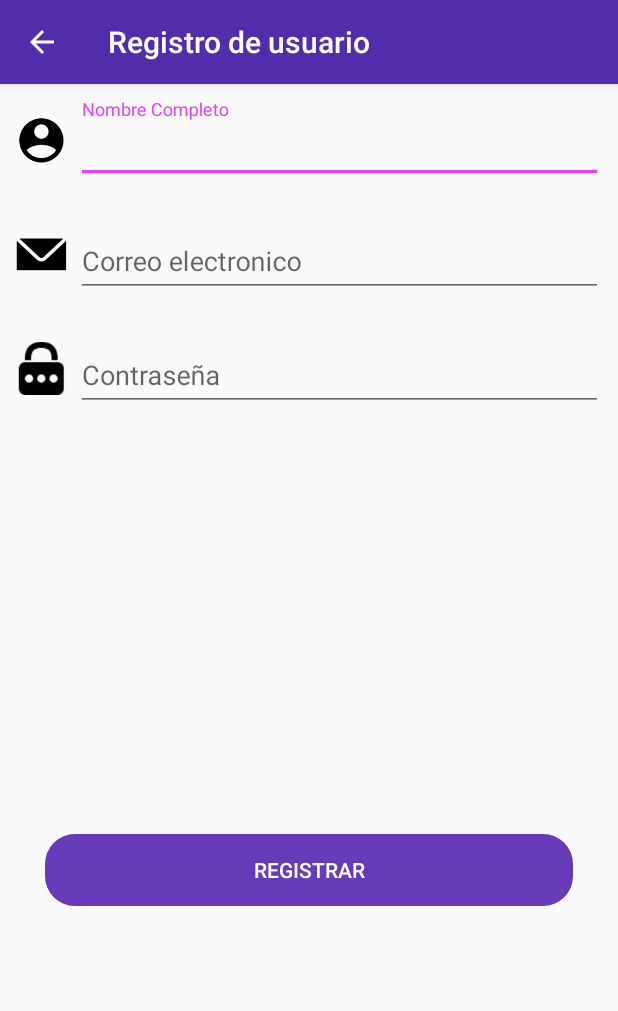
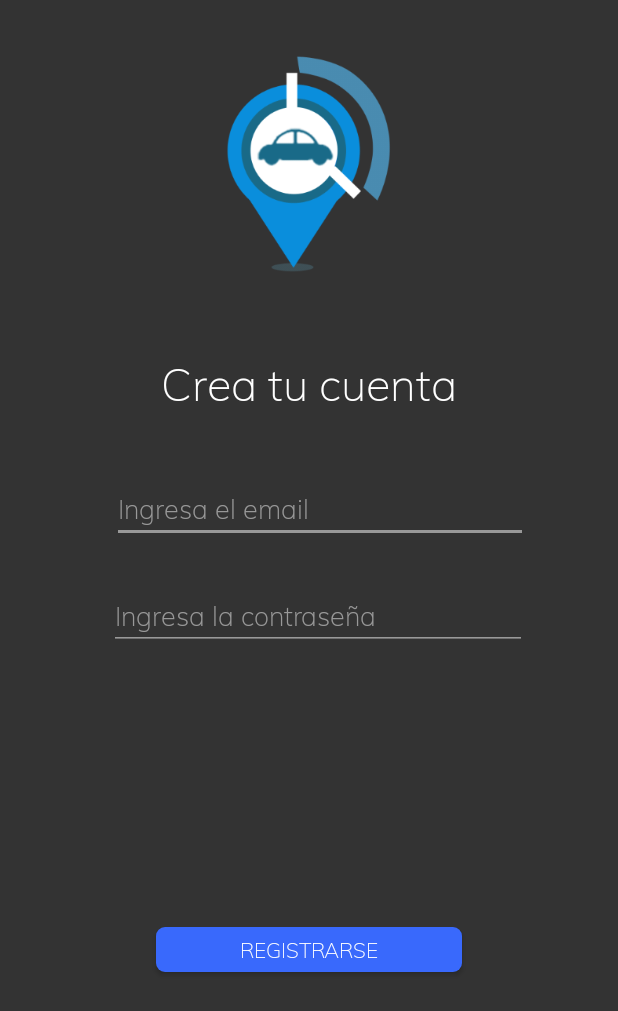
Before and after one commit to orjuela45/TransportAPP, an Android app: the SelectOptionAuthActivity screen opened directly, with no data from a screen before it, after a tap on "REGISTRARME AHORA", on a phone screen of 412 x 824 dp. Shown: the top 1011 px of the screen. Run offline under Robolectric (Android 15) with nearby library versions, the phone set to English and light mode, and no system bars; our stand-ins replace Firebase (no records; nobody signed in at launch, a user with empty details on screens opened directly); libraries missing offline, so code that uses them is left out: dmax.dialog.

Commit message:
Registro de usuario con rol y validacion de correo

```diff
--- a/app/build.gradle
+++ b/app/build.gradle
@@ -28,6 +28,7 @@ dependencies {
     implementation 'androidx.appcompat:appcompat:1.2.0'
     implementation 'androidx.constraintlayout:constraintlayout:2.0.1'
     implementation 'com.google.android.material:material:1.2.0'
+    implementation 'com.google.firebase:firebase-firestore:17.1.2'
     testImplementation 'junit:junit:4.12'
     androidTestImplementation 'androidx.test.ext:junit:1.1.2'
     androidTestImplementation 'androidx.test.espresso:espresso-core:3.3.0'
--- a/app/src/main/java/com/example/transportapp/activities/LoginActivity.java
+++ b/app/src/main/java/com/example/transportapp/activities/LoginActivity.java
@@ -18,7 +18,7 @@ import com.google.firebase.auth.FirebaseAuth;
 import com.google.firebase.database.DatabaseReference;
 import com.google.firebase.database.FirebaseDatabase;
 import com.example.transportapp.R;
-import com.proyecto.transporte.includes.MyToolbar;
+import com.example.transportapp.includes.MyToolbar;
 
 import dmax.dialog.SpotsDialog;
 
@@ -90,7 +90,7 @@ public class LoginActivity extends AppCompatActivity {
         }
     }
     private void goToRegister() {
-        Intent intent = new Intent(LoginActivity.this, RegisterActivity.class);
+        Intent intent = new Intent(LoginActivity.this, RegisterUserActivity.class);
         startActivity(intent);
     }
 }
--- a/app/src/main/java/com/example/transportapp/activities/RegisterActivity.java
+++ /dev/null
@@ -1,127 +0,0 @@
-package com.example.transportapp.activities;
-
-import androidx.annotation.NonNull;
-import androidx.appcompat.app.AppCompatActivity;
-
-import android.app.AlertDialog;
-import android.os.Bundle;
-import android.util.Log;
-import android.view.View;
-import android.widget.Button;
-import android.widget.Toast;
-
-import com.example.transportapp.models.User;
-import com.google.android.gms.tasks.OnCompleteListener;
-import com.google.android.gms.tasks.Task;
-import com.google.android.material.textfield.TextInputEditText;
-import com.google.firebase.auth.AuthResult;
-import com.google.firebase.auth.FirebaseAuth;
-import com.example.transportapp.R;
-import com.example.transportapp.includes.MyToolbar;
-import com.example.transportapp.providers.AuthProvider;
-import com.example.transportapp.providers.UserProvider;
-
-import dmax.dialog.SpotsDialog;
-
-public class RegisterActivity extends AppCompatActivity {
-
-    AuthProvider mAuthProvider;
-    UserProvider mUserProvider;
-
-    // VIEWS
-    Button mButtonRegister;
-    TextInputEditText mTextInputEmail;
-    TextInputEditText mTextInputPassword;
-
-    AlertDialog mDialog;
-
-    @Override
-    protected void onCreate(Bundle savedInstanceState) {
-        super.onCreate(savedInstanceState);
-        setContentView(R.layout.activity_register);
-
-        MyToolbar.show(this, "Registro de usuario", true);
-
-        mAuthProvider = new AuthProvider();
-        mUserProvider = new UserProvider();
-
-        mDialog = new SpotsDialog.Builder().setContext(RegisterActivity.this).setMessage("Espere un momento").build();
-
-        mButtonRegister = findViewById(R.id.btnRegister);
-        mTextInputEmail = findViewById(R.id.textInputEmail);
-        mTextInputPassword = findViewById(R.id.textInputPassword);
-
-        mButtonRegister.setOnClickListener(new View.OnClickListener() {
-            @Override
-            public void onClick(View view) {
-                create2();
-            }
-        });
-
-    }
-
-    void clickRegister() {
-        final String email = mTextInputEmail.getText().toString();
-        final String password = mTextInputPassword.getText().toString();
-
-        if(!email.isEmpty() && !password.isEmpty()) {
-            if (password.length() >= 6) {
-                mDialog.show();
-                //register(email, password);
-            } else {
-                Toast.makeText(this, "La contraseña debe tener al menor 6 caracteres", Toast.LENGTH_SHORT).show();
-            }
-        } else {
-            Toast.makeText(this, "Ingrese todos los campos", Toast.LENGTH_SHORT).show();
-        }
-    }
-
-    void register(final String name, final String email, String password) {
-        mAuthProvider.register(email, password).addOnCompleteListener(new OnCompleteListener<AuthResult>() {
-            @Override
-            public void onComplete(@NonNull Task<AuthResult> task) {
-                mDialog.hide();
-                if (task.isSuccessful()) {
-                    String id = FirebaseAuth.getInstance().getCurrentUser().getUid();
-                    //Client client = new Client(id, name, email);
-                    //create(client);
-                } else {
-                    Toast.makeText(RegisterActivity.this, "No se pudo registrar el usuario", Toast.LENGTH_SHORT).show();
-                }
-            }
-        });
-    }
-
-    void create(User user) {
-        mUserProvider.create(user).addOnCompleteListener(new OnCompleteListener<Void>() {
-            @Override
-            public void onComplete(@NonNull Task<Void> task) {
-                if(task.isSuccessful()) {
-                    Toast.makeText(RegisterActivity.this, "El registro se realizo exitosamente", Toast.LENGTH_SHORT).show();
-                }
-                else {
-                    Toast.makeText(RegisterActivity.this, "No se pudo crear el cliente", Toast.LENGTH_SHORT).show();
-                }
-            }
-        });
-    }
-
-    void create2() {
-        User user = new User();
-        user.setEmail("miguel");
-        user.setPassword("miguel123456879");
-        user.setStatusID(1);
-        user.setCurrentRole(1);
-        mUserProvider.create(user).addOnCompleteListener(new OnCompleteListener<Void>() {
-            @Override
-            public void onComplete(@NonNull Task<Void> task) {
-                if(task.isSuccessful()) {
-                    Toast.makeText(RegisterActivity.this, "El registro se realizo exitosamente", Toast.LENGTH_SHORT).show();
-                }
-                else {
-                    Toast.makeText(RegisterActivity.this, "No se pudo crear el cliente", Toast.LENGTH_SHORT).show();
-                }
-            }
-        });
-    }
-}
--- a/app/src/main/java/com/example/transportapp/activities/SelectOptionAuthActivity.java
+++ b/app/src/main/java/com/example/transportapp/activities/SelectOptionAuthActivity.java
@@ -49,7 +49,7 @@ public class SelectOptionAuthActivity extends AppCompatActivity {
     }
 
     private void goToRegister() {
-        Intent intent = new Intent(SelectOptionAuthActivity.this, RegisterActivity.class);
+        Intent intent = new Intent(SelectOptionAuthActivity.this, RegisterUserActivity.class);
         startActivity(intent);
     }
 }
--- a/app/src/main/res/layout/activity_register.xml
+++ /dev/null
@@ -1,138 +0,0 @@
-<?xml version="1.0" encoding="utf-8"?>
-<androidx.coordinatorlayout.widget.CoordinatorLayout xmlns:android="http://schemas.android.com/apk/res/android"
-    xmlns:app="http://schemas.android.com/apk/res-auto"
-    xmlns:tools="http://schemas.android.com/tools"
-    android:layout_width="match_parent"
-    android:layout_height="match_parent"
-    android:fitsSystemWindows="true"
-    tools:context=".activities.RegisterActivity">
-
-    <include layout="@layout/action_bar_toolbar" />
-
-    <LinearLayout
-        android:layout_width="match_parent"
-        android:layout_height="match_parent"
-        android:orientation="vertical"
-        app:layout_behavior="com.google.android.material.appbar.AppBarLayout$ScrollingViewBehavior"
-        >
-
-        <LinearLayout
-            android:layout_width="match_parent"
-            android:layout_height="wrap_content"
-            android:orientation="horizontal"
-            android:layout_margin="10dp">
-
-            <ImageView
-                android:layout_width="35dp"
-                android:layout_height="35dp"
-                android:layout_marginTop="10dp"
-                android:src="@drawable/icon_user" />
-
-            <com.google.android.material.textfield.TextInputLayout
-                android:layout_width="match_parent"
-                android:layout_height="wrap_content"
-                android:layout_marginLeft="5dp">
-
-                <com.google.android.material.textfield.TextInputEditText
-                    android:id="@+id/textInputName"
-                    android:layout_width="match_parent"
-                    android:layout_height="wrap_content"
-                    android:hint="Nombre Completo"
-                    android:inputType="text">
-
-                </com.google.android.material.textfield.TextInputEditText>
-
-            </com.google.android.material.textfield.TextInputLayout>
-
-        </LinearLayout>
-
-    <LinearLayout
-        android:layout_width="match_parent"
-        android:layout_height="wrap_content"
-        android:orientation="horizontal"
-        android:layout_margin="10dp">
-
-        <ImageView
-            android:layout_width="35dp"
-            android:layout_height="35dp"
-            android:layout_marginTop="10dp"
-            android:src="@drawable/icon_email" />
-
-        <com.google.android.material.textfield.TextInputLayout
-            android:layout_width="match_parent"
-            android:layout_height="wrap_content"
-            android:layout_marginLeft="5dp">
-
-            <com.google.android.material.textfield.TextInputEditText
-                android:id="@+id/textInputEmail"
-                android:layout_width="match_parent"
-                android:layout_height="wrap_content"
-                android:hint="Correo electronico"
-                android:inputType="textEmailAddress">
-
-
-            </com.google.android.material.textfield.TextInputEditText>
-
-        </com.google.android.material.textfield.TextInputLayout>
-
-    </LinearLayout>
-
-    <LinearLayout
-        android:layout_width="match_parent"
-        android:layout_height="wrap_content"
-        android:orientation="horizontal"
-        android:layout_margin="10dp">
-
-        <ImageView
-            android:layout_width="35dp"
-            android:layout_height="35dp"
-            android:layout_marginTop="10dp"
-            android:src="@drawable/icon_password" />
-
-        <com.google.android.material.textfield.TextInputLayout
-            android:layout_width="match_parent"
-            android:layout_marginLeft="5dp"
-            android:layout_height="wrap_content">
-
-            <com.google.android.material.textfield.TextInputEditText
-                android:id="@+id/textInputPassword"
-                android:layout_width="match_parent"
-                android:layout_height="wrap_content"
-                android:hint="Contraseña"
-                android:inputType="textPassword">
-
-
-            </com.google.android.material.textfield.TextInputEditText>
-
-        </com.google.android.material.textfield.TextInputLayout>
-
-    </LinearLayout>
-
-        <LinearLayout
-            android:layout_width="match_parent"
-            android:layout_height="290dp"
-            android:layout_margin="30dp"
-            android:gravity="bottom"
-            android:orientation="vertical">
-
-            <Button
-                android:id="@+id/btnRegister"
-                android:layout_width="match_parent"
-                android:layout_height="wrap_content"
-                android:background="@drawable/rounded_button"
-                android:backgroundTint="@color/colorPrimary"
-                android:text="REGISTRAR"
-                android:textColor="@color/colorWhite" />
-
-        </LinearLayout>
-
-
-
-
-
-
-
-
-    </LinearLayout>
-
-</androidx.coordinatorlayout.widget.CoordinatorLayout>
```
Also changed, not shown: app/src/main/AndroidManifest.xml (+3 -5 lines), app/src/main/java/com/example/transportapp/activities/RegisterUserActivity.java (+127 -1 lines), app/src/main/java/com/example/transportapp/models/User.java (+0 -9 lines), app/src/main/java/com/example/transportapp/models/UserRoles.java (added, +35 -0 lines), app/src/main/java/com/example/transportapp/providers/UserProvider.java (+29 -5 lines).
